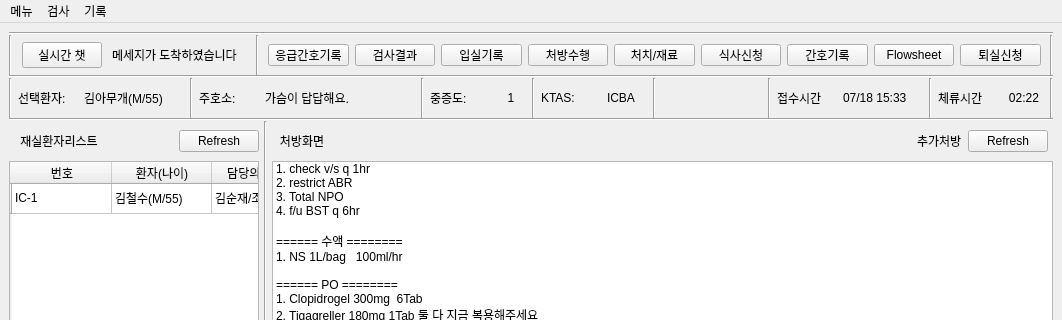
EON-DC/mini_emr, file Client/ui/ui_medical_widget.ui: the form before one commit; both pictures show x 0 to 1062 and y 0 to 320 of the 1062 by 860 pixel window.
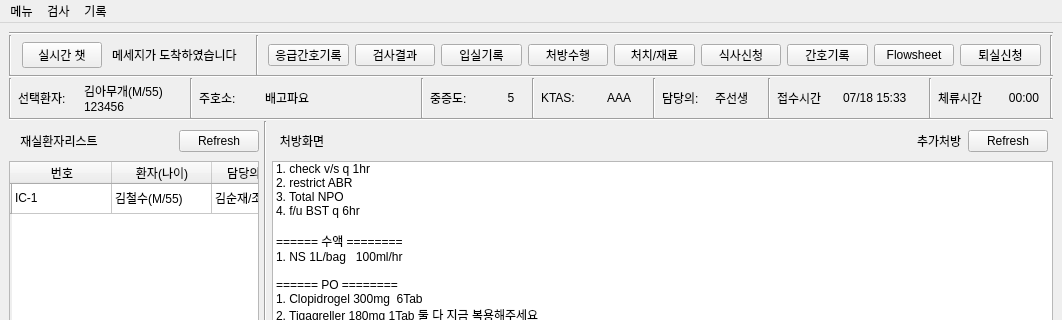
The form after the commit.

What changed in the file:
```diff
--- a/Client/ui/ui_medical_widget.ui
+++ b/Client/ui/ui_medical_widget.ui
@@ -300,7 +300,8 @@
           </size>
          </property>
          <property name="text">
-          <string>김아무개(M/55)</string>
+          <string>김아무개(M/55)
+123456</string>
          </property>
         </widget>
        </item>
@@ -339,7 +340,7 @@
           </size>
          </property>
          <property name="text">
-          <string>가슴이 답답해요.</string>
+          <string>배고파요</string>
          </property>
         </widget>
        </item>
@@ -384,7 +385,7 @@
           </size>
          </property>
          <property name="text">
-          <string>1</string>
+          <string>5</string>
          </property>
          <property name="alignment">
           <set>Qt::AlignCenter</set>
@@ -432,7 +433,7 @@
           </size>
          </property>
          <property name="text">
-          <string>ICBA</string>
+          <string>AAA</string>
          </property>
         </widget>
        </item>
@@ -452,7 +453,20 @@
           </sizepolicy>
          </property>
          <property name="text">
-          <string/>
+          <string>담당의:</string>
+         </property>
+        </widget>
+       </item>
+       <item>
+        <widget class="QLabel" name="label_assigned_doctor_name">
+         <property name="sizePolicy">
+          <sizepolicy hsizetype="Expanding" vsizetype="Preferred">
+           <horstretch>0</horstretch>
+           <verstretch>0</verstretch>
+          </sizepolicy>
+         </property>
+         <property name="text">
+          <string>주선생</string>
          </property>
         </widget>
        </item>
@@ -536,7 +550,7 @@
           </size>
          </property>
          <property name="text">
-          <string>02:22</string>
+          <string>00:00</string>
          </property>
          <property name="alignment">
           <set>Qt::AlignCenter</set>
```
Left out of the diff: 33 changed lines with no effect on the pictures.
